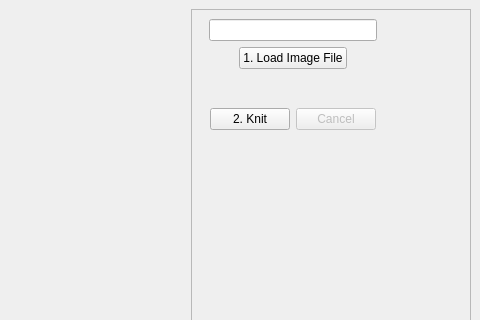
Old version of the form src/main/python/ayab/main_gui.ui in the repository AllYarnsAreBeautiful/ayab-desktop; both pictures show x 528 to 1008 and y 0 to 320 of the 1008 by 900 pixel window.
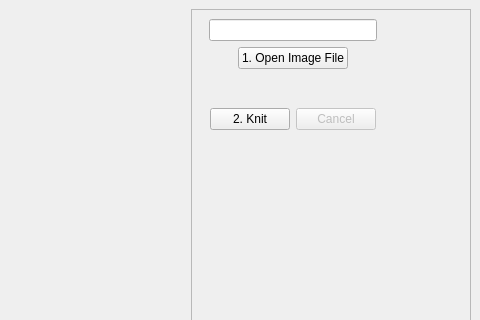
New version of the form.

Diff of the .ui file:
```diff
--- a/src/main/python/ayab/main_gui.ui
+++ b/src/main/python/ayab/main_gui.ui
@@ -196,7 +196,7 @@
              </sizepolicy>
             </property>
             <property name="text">
-             <string>1. Load Image File</string>
+             <string>1. Open Image File</string>
             </property>
             <property name="shortcut">
              <string notr="true">Ctrl+O</string>
```
Left out of the diff: 2 changed lines with no effect on the pictures.
